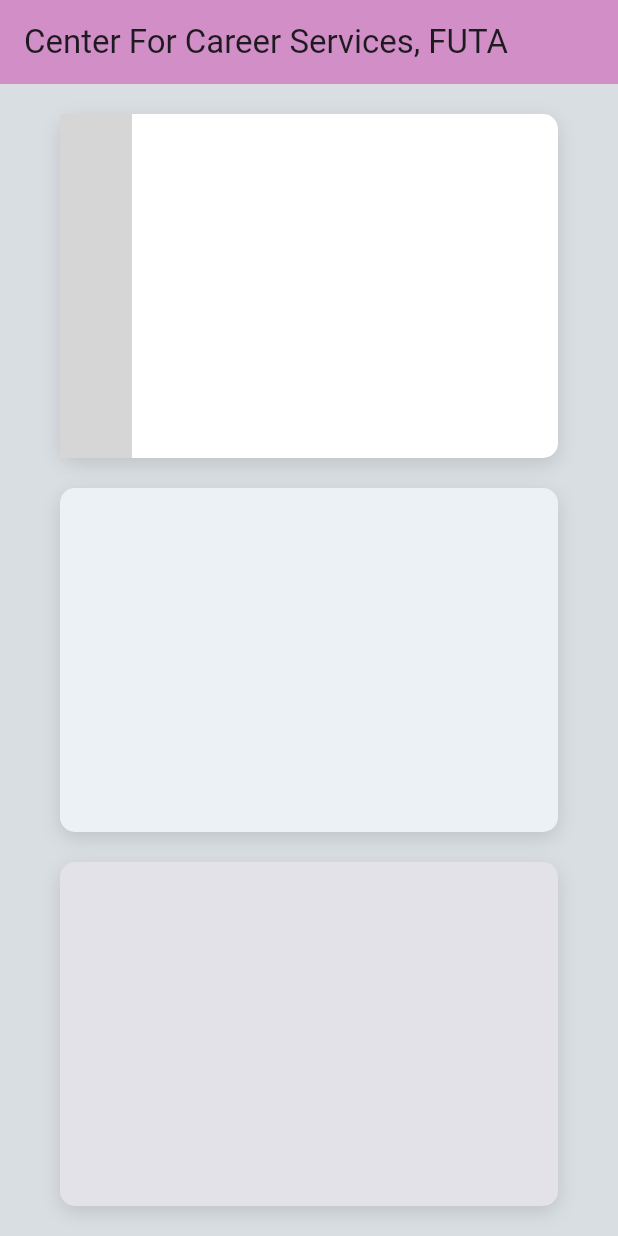
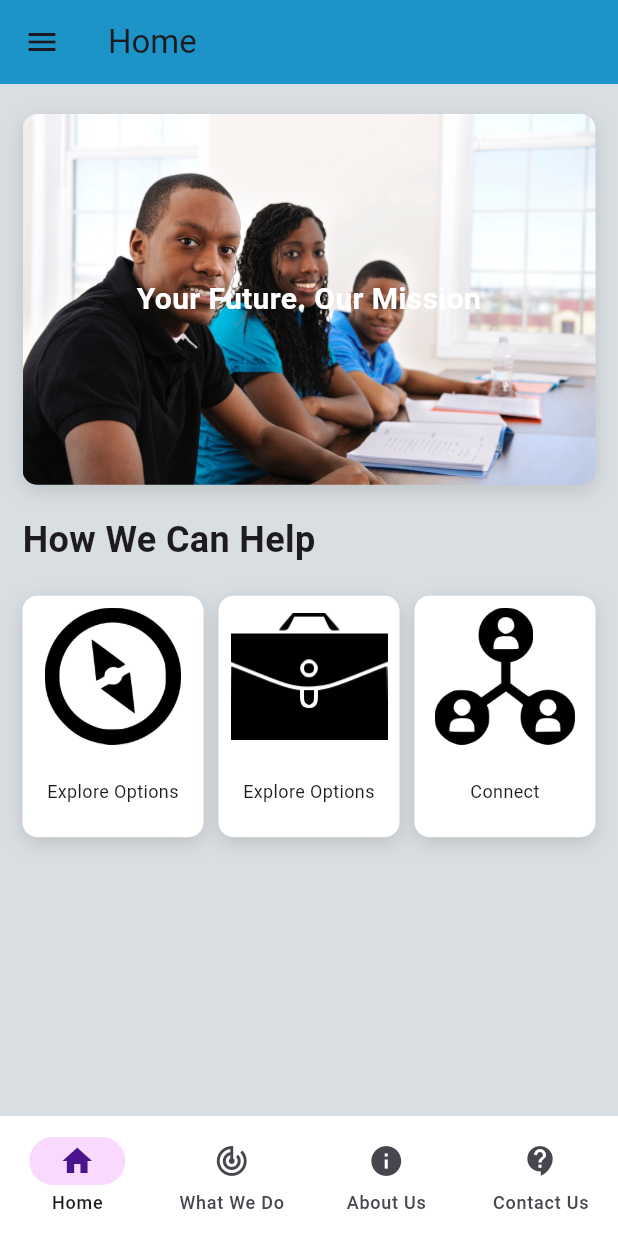
Before and after one commit to miraclegx/CCS_Info_App, a Flutter app: the screen it shows after launch, on a phone screen of 412 x 824 dp. Run offline on Flutter 3.47's test engine with Material 3 defaults, Android fonts, the phone set to English and light mode, and no system bars; our stand-ins replace flutter_svg; grey boxes are pictures that could not be loaded.

Commit message:
oops going pretty well, have a basic home screen page, working the our services tab

```diff
--- a/lib/about_us.dart
+++ b/lib/about_us.dart
@@ -1 +1,16 @@
+
 import "package:flutter/material.dart";
+import "package:flutter_svg/flutter_svg.dart";
+
+class AboutUs extends StatelessWidget{
+  const AboutUs({super.key});
+
+  @override
+  Widget build(BuildContext context) {
+    // TODO: implement build
+    return Scaffold(
+      appBar: AppBar(title: Text("About Us"),),
+      body: Center() ,
+    );
+  }
+}
--- a/lib/home_screen.dart
+++ b/lib/home_screen.dart
@@ -1,73 +1,140 @@
+import "package:flutter/material.dart";
 
-import "package:flutter/material.dart";
-import "package:flutter_svg/flutter_svg.dart";
-
-class HomeScreen extends StatelessWidget{
+class HomeScreen extends StatelessWidget {
   const HomeScreen({super.key});
 
   @override
   Widget build(BuildContext context) {
+    // Safely look up screen measurements using MediaQuery
+    final double screenHeight = MediaQuery.sizeOf(context).height;
 
     return Scaffold(
       appBar: AppBar(
-        title: Text("Center For Career Services, FUTA"),backgroundColor: const Color.fromARGB(255, 210, 142, 198),),
-      body: Padding(padding: EdgeInsets.only(top: 20,left: 40,right: 40,bottom: 20),
-      child: Column( // keep in mind each child is a container, for each of the about, what we do and reach out sht
+        title: const Text("Home"),
+        backgroundColor: const Color.fromARGB(255, 29, 148, 200),
+      ),
+      drawer: const Drawer(),
+      body: SafeArea(
+        child: SingleChildScrollView(
+          child: Padding(
+            padding: const EdgeInsets.symmetric(vertical: 20, horizontal: 15),
+            child: Column(
+              crossAxisAlignment: CrossAxisAlignment.start,
               children: <Widget>[
-         Expanded(child:  Container(// this is for our About Us card
+
+                // 1. Proportional Top Banner Container
+                Container(
+                  width: double.infinity,
+                  height: screenHeight * 0.3, // Takes exactly 30% of any screen height
+                  alignment: Alignment.center,
                   decoration: BoxDecoration(
-          color: const Color.fromARGB(255, 255, 255, 255),
+                    image: const DecorationImage(
+                      image: AssetImage("assets/images/futalog.jpg"),
+                      fit: BoxFit.cover,
+                    ),
                     borderRadius: BorderRadius.circular(10),
-          boxShadow: [
+                    boxShadow: const [
                       BoxShadow(
                         color: Colors.black12,
                         blurRadius: 10,
-                      offset: Offset(0, 4)
+                        offset: Offset(0, 4),
                       )
                     ],
-      //    gradient: const LinearGradient(
-      //colors: [
-    //     Color(0xFF4A148C), // FUTA Deep Purple (Start Color)
-    //     Color(0xFF7B1FA2), // Vibrant Tech Purple (End Color)
-    //   ],
-    //   begin: Alignment.topLeft,     // Where the first color starts
-    //   end: Alignment.bottomRight,   // Where the second color ends
-    // ),
                   ),
-      child: Row(
-        children: <Widget>[
-          SvgPicture.asset("images/img1.svg"),
+                  child: const Padding(
+                    padding: EdgeInsets.all(16.0),
+                    child: Text(
+                      "Your Future. Our Mission",
+                      style: TextStyle(
+                        color: Colors.white,
+                        fontWeight: FontWeight.bold,
+                        fontSize: 20,
+                      ),
+                      textAlign: TextAlign.center,
+                    ),
+                  ),
+                ),
+
+                // Section Header
+                const Padding(
+                  padding: EdgeInsets.symmetric(vertical: 20),
+                  child: Text(
+                    "How We Can Help",
+                    style: TextStyle(
+                      fontWeight: FontWeight.bold,
+                      fontSize: 24,
+                    ),
+                  ),
+                ),
+
+                // 2. GridView instead of Row + Expanded for total layout fluidness
+                GridView.count(
+                  shrinkWrap: true, // Tells GridView to only take up required space
+                  physics: const NeverScrollableScrollPhysics(), // Let SingleChildScrollView handle scrolling
+                  crossAxisCount: 3, // 3 Columns
+                  crossAxisSpacing: 10,
+                  mainAxisSpacing: 10,
+                  childAspectRatio: 0.75, // Aspect ratio determines height dynamically (Width / Height)
+                  children: [
+                    _buildFeatureCard("assets/images/compass.png", "Explore Options"),
+                    _buildFeatureCard("assets/images/briefcass.png", "Explore Options"),
+                    _buildFeatureCard("assets/images/connect.png", "Connect"),
                   ],
                 ),
-      )),SizedBox(height: 20,),
-      Expanded(child:  Container(
+              ],
+            ),
+          ),
+        ),
+      ),
+    );
+  }
+
+  // 3. Extracted Card Builder Function
+  Widget _buildFeatureCard(String imagePath, String title) {
+    return Container(
       decoration: BoxDecoration(
-          color: const Color.fromARGB(255, 235, 241, 245),
+        color: Colors.white,
         borderRadius: BorderRadius.circular(10),
-          boxShadow: [
+        boxShadow: const [
           BoxShadow(
             color: Colors.black12,
             blurRadius: 10,
-                      offset: Offset(0, 4)
-                    )
-                  ]
+            offset: Offset(0, 4),
           ),
-      )),SizedBox(height: 20),
-      Expanded(child: Container(
-        decoration: BoxDecoration(
-          color: const Color.fromARGB(255, 227, 226, 233),
-          borderRadius: BorderRadius.circular(10),
-          boxShadow: [
-                    BoxShadow(
-                      color: Colors.black12,
-                      blurRadius: 10,
-                      offset: Offset(0, 4)
-                    )
-                  ]
+        ],
       ),
-      ))
+      child: LayoutBuilder(
+        builder: (context, constraints) {
+          return Padding(
+            padding: const EdgeInsets.all(8.0),
+            child: Column(
+              mainAxisAlignment: MainAxisAlignment.center,
+              children: <Widget>[
+                // Image scales down adaptively based on available card space
+                Expanded(
+                  flex: 2,
+                  child: Image.asset(
+                    imagePath,
+                    fit: BoxFit.contain,
+                  ),
+                ),
+                const SizedBox(height: 8),
+                // Text expands horizontally and wraps clean
+                Expanded(
+                  flex: 1,
+                  child: Center(
+                    child: Text(
+                      title,
+                      textAlign: TextAlign.center,
+                      style: const TextStyle(fontSize: 12),
+                    ),
+                  ),
+                ),
               ],
-      )),
+            ),
+          );
+        },
+      ),
     );
   }
 }
--- a/lib/main.dart
+++ b/lib/main.dart
@@ -1,3 +1,4 @@
+import "package:ccs_info_app/main_wrapper.dart";
 import "package:flutter/material.dart";
 import 'package:flutter_svg/flutter_svg.dart';
 import "home_screen.dart";
@@ -9,7 +10,7 @@ void main(){
   runApp(
      MaterialApp(
       title: "CCS, FUTA",
-      home: HomeScreen(),
+      home: MainWrapper(),
       theme: ThemeData(
         primarySwatch: Colors.blue,
         scaffoldBackgroundColor: const Color.fromARGB(255, 217, 222, 226),
--- /dev/null
+++ b/lib/main_wrapper.dart
@@ -0,0 +1,68 @@
+import 'package:flutter/material.dart';
+import 'home_screen.dart';
+import 'what_we_do.dart';
+import "reach_out.dart";
+import "about_us.dart";
+
+class MainWrapper extends StatefulWidget {
+  const MainWrapper({super.key});
+
+  @override
+  State<MainWrapper> createState() => _MainWrapperState();
+}
+
+class _MainWrapperState extends State<MainWrapper> {
+  int _currentTabIndex = 0; // to track where we are in the tab
+
+  // 2. A list of the different scenes you want to display
+  final List<Widget> _screens = [
+    const HomeScreen(),
+    const WhatWeDo(),
+    const AboutUs(),
+    const Center(child: Text('My Profile Screen Placeholder')), // Replace with your real widget later
+  ];
+
+  @override
+  Widget build(BuildContext context) {
+    return Scaffold(
+      // 3. Display the screen that matches the current index
+      body: _screens[_currentTabIndex],
+
+      // 4. The Material 3 Bottom Navigation Bar
+      bottomNavigationBar: NavigationBar(
+        selectedIndex: _currentTabIndex,
+        onDestinationSelected: (int index) {
+          // Update the state to redraw the screen with the new active tab
+          setState(() {
+            _currentTabIndex = index;
+          });
+        },
+        // Match the clean, simple style from your wireframes
+        backgroundColor: Colors.white,
+        indicatorColor: const Color(0xFFE040FB).withOpacity(0.2), // Light purple highlight circle
+        destinations: const [
+          NavigationDestination(
+            icon: Icon(Icons.home_outlined),
+            selectedIcon: Icon(Icons.home, color: Color(0xFF4A148C)), // FUTA Purple when active
+            label: 'Home',
+          ),
+          NavigationDestination(
+            icon: Icon(Icons.track_changes),
+            selectedIcon: Icon(Icons.track_changes, color: Color(0xFF4A148C)),
+            label: 'What We Do',
+          ),
+          NavigationDestination(
+            icon: Icon(Icons.info),
+            label: "About Us",
+            selectedIcon: Icon(Icons.info,color: Color(0xFF4A148C),),
+            ),
+          NavigationDestination(
+            icon: Icon(Icons.contact_support),
+            selectedIcon: Icon(Icons.contact_support, color: Color(0xFF4A148C)),
+            label: 'Contact Us',
+          ),
+        ],
+      ),
+    );
+  }
+}
--- a/lib/what_we_do.dart
+++ b/lib/what_we_do.dart
@@ -1 +1,46 @@
 import "package:flutter/material.dart";
+
+class WhatWeDo extends StatelessWidget {
+  const WhatWeDo({super.key});
+    // cool seem to be gettin the hang of dis :)
+  @override
+  Widget build(BuildContext context) {
+
+    return Scaffold(
+      appBar: AppBar(title: Text("Our Services"),),
+      body: SafeArea(
+        child:  SingleChildScrollView(
+          child: Padding(padding: EdgeInsets.symmetric(vertical:20 ,horizontal: 15),
+      child: Column(
+        children: <Widget>[
+          Text("About The Center For Career Services",style: TextStyle(fontSize: 24,fontWeight: FontWeight.bold),),
+          const Text("From exploring careers to landing your"
+          "next opportunity, we offer personalized"
+          "support every step of the way."
+),
+        Container(
+          //height:100,
+          decoration: BoxDecoration(
+            color: Colors.white,
+            borderRadius: BorderRadius.circular(10),
+                    boxShadow: const [
+                      BoxShadow(
+                        color: Colors.black12,
+                        blurRadius: 10,
+                        offset: Offset(0, 4),
+                      )
+                    ],
+          ),
+          child: Padding(
+            padding: EdgeInsetsGeometry.symmetric(horizontal: 5,vertical: 5),
+            child:  ListTile(
+            leading: Icon(Icons.person),
+            title: Text("Career Advising"),
+            subtitle: Text("One-on-one advising to help you explore options and plan your path"),
+          ))
+        )
+        ],
+      ),),
+    )));
+  }
+}
--- a/pubspec.yaml
+++ b/pubspec.yaml
@@ -59,6 +59,12 @@ flutter:
   uses-material-design: true
   assets:
       - assets/images/
+      - assets/images/briefcass.png
+      - assets/images/compass.png
+      - assets/images/connect.png
+      - assets/images/futalog.png
+      - assets/images/futalog.jpg
+      - assets/images/img1.png
   # An image asset can refer to one or more resolution-specific "variants", see
   # https://flutter.dev/to/resolution-aware-images
 
```
Also changed, not shown: assets/images/briefcass.png (added), assets/images/compass.png (added), assets/images/compass.svg (added), assets/images/connect.png (added), assets/images/futalog.jpg (added), assets/images/futalog.png (added). Lines whose indentation alone changed are shown as unchanged.
